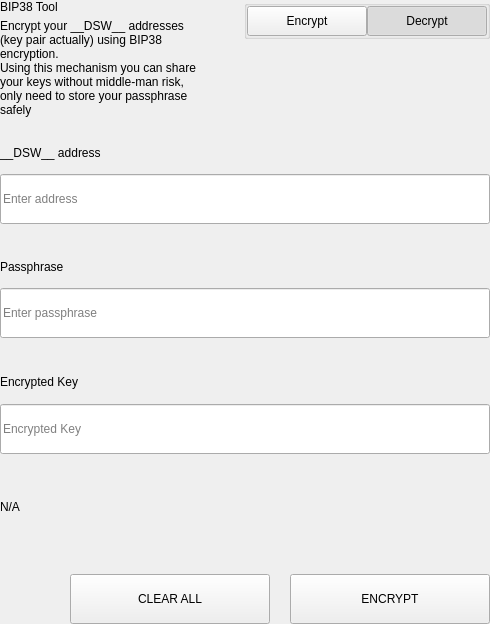
The window that src/qt/pivx/settings/forms/settingsbittoolwidget.ui (decenomy/DSW) describes before a commit, drawn with Qt 5.
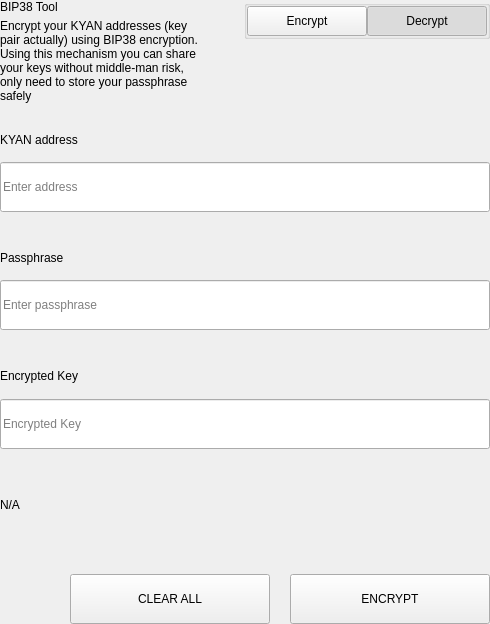
The same window after the commit.

Patch:
```diff
--- a/src/qt/pivx/settings/forms/settingsbittoolwidget.ui
+++ b/src/qt/pivx/settings/forms/settingsbittoolwidget.ui
@@ -69,7 +69,7 @@
             <item>
              <widget class="QLabel" name="labelSubtitle1">
               <property name="text">
-               <string>Encrypt your __DSW__ addresses (key pair actually) using BIP38 encryption.
+               <string>Encrypt your KYAN addresses (key pair actually) using BIP38 encryption.
 Using this mechanism you can share your keys without middle-man risk, only need to store your passphrase safely</string>
               </property>
               <property name="wordWrap">
@@ -657,7 +657,7 @@
                   </size>
                  </property>
                  <property name="text">
-                  <string>__DSW__ address</string>
+                  <string>KYAN address</string>
                  </property>
                 </widget>
                </item>
```
